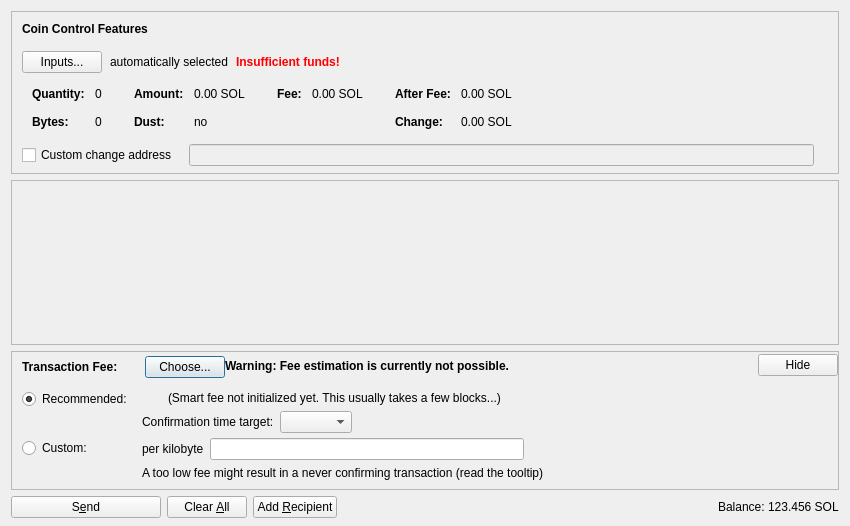
Old version of the form src/qt/forms/sendcoinsdialog.ui in the repository VSolidus/solidus.
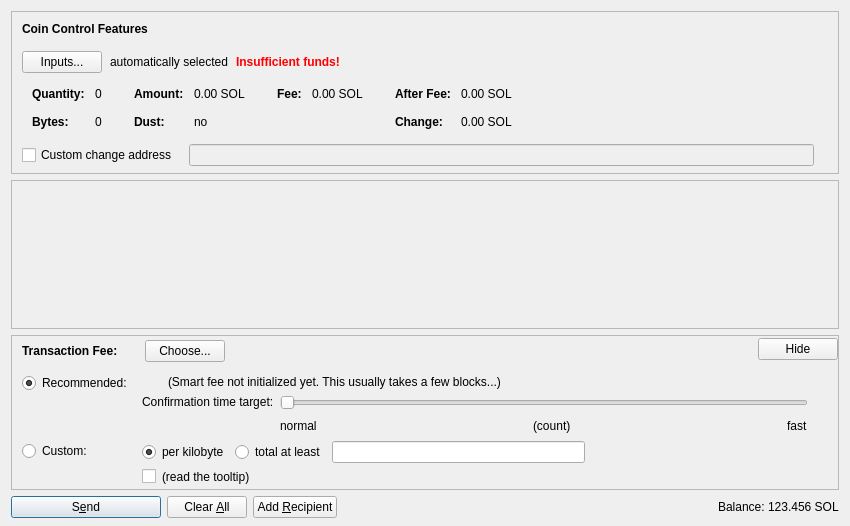
New version of the form. Icons and pictures are not drawn. Custom widgets are drawn as their Qt base class.

```diff
--- a/src/qt/forms/sendcoinsdialog.ui
+++ b/src/qt/forms/sendcoinsdialog.ui
@@ -759,33 +759,11 @@
             </item>
            </layout>
           </item>
-          <item>
-           <widget class="QLabel" name="fallbackFeeWarningLabel">
-            <property name="toolTip">
-             <string>Using the fallbackfee can result in sending a transaction that will take several hours or days (or never) to confirm. Consider choosing your fee manually or wait until you have validated the complete chain.</string>
-            </property>
-            <property name="font">
-            <font>
-                <weight>75</weight>
-                <bold>true</bold>
-            </font>
-            </property>
-            <property name="text">
-             <string>Warning: Fee estimation is currently not possible.</string>
-            </property>
-            <property name="wordWrap">
-             <bool>false</bool>
-            </property>
-           </widget>
-          </item>
           <item>
            <spacer name="horizontalSpacer_4">
             <property name="orientation">
              <enum>Qt::Horizontal</enum>
             </property>
-            <property name="sizeType">
-             <enum>QSizePolicy::MinimumExpanding</enum>
-            </property>
             <property name="sizeHint" stdset="0">
              <size>
               <width>40</width>
@@ -846,7 +824,7 @@
                <item>
                 <layout class="QHBoxLayout" name="horizontalLayoutFee13">
                  <item>
-                  <widget class="QLabel" name="labelCustomPerKilobyte">
+                  <widget class="QRadioButton" name="radioCustomPerKilobyte">
                    <property name="toolTip">
                     <string>Specify a custom fee per kB (1,000 bytes) of the transaction's virtual size.
 
@@ -855,6 +833,25 @@
                    <property name="text">
                     <string>per kilobyte</string>
                    </property>
+                   <property name="checked">
+                    <bool>true</bool>
+                   </property>
+                   <attribute name="buttonGroup">
+                    <string notr="true">groupCustomFee</string>
+                   </attribute>
+                  </widget>
+                 </item>
+                 <item>
+                  <widget class="QRadioButton" name="radioCustomAtLeast">
+                   <property name="toolTip">
+                    <string>If the custom fee is set to 1000 satoshis and the transaction is only 250 bytes, then &quot;per kilobyte&quot; only pays 250 satoshis in fee, while &quot;total at least&quot; pays 1000 satoshis. For transactions bigger than a kilobyte both pay by kilobyte.</string>
+                   </property>
+                   <property name="text">
+                    <string>total at least</string>
+                   </property>
+                   <attribute name="buttonGroup">
+                    <string notr="true">groupCustomFee</string>
+                   </attribute>
                   </widget>
                  </item>
                  <item>
@@ -878,7 +875,17 @@
                <item>
                 <layout class="QHBoxLayout" name="horizontalLayoutFee8">
                  <item>
-                  <widget class="QLabel" name="labelCustomFeeWarning">
+                  <widget class="QCheckBox" name="checkBoxMinimumFee">
+                   <property name="toolTip">
+                    <string>Paying only the minimum fee is just fine as long as there is less transaction volume than space in the blocks. But be aware that this can end up in a never confirming transaction once there is more demand for solidus transactions than the network can process.</string>
+                   </property>
+                   <property name="text">
+                    <string/>
+                   </property>
+                  </widget>
+                 </item>
+                 <item>
+                  <widget class="QLabel" name="labelMinFeeWarning">
                    <property name="enabled">
                     <bool>true</bool>
                    </property>
@@ -886,7 +893,10 @@
                     <string>When there is less transaction volume than space in the blocks, miners as well as relaying nodes may enforce a minimum fee. Paying only this minimum fee is just fine, but be aware that this can result in a never confirming transaction once there is more demand for solidus transactions than the network can process.</string>
                    </property>
                    <property name="text">
-                    <string>A too low fee might result in a never confirming transaction (read the tooltip)</string>
+                    <string>(read the tooltip)</string>
+                   </property>
+                   <property name="margin">
+                    <number>5</number>
                    </property>
                   </widget>
                  </item>
@@ -979,6 +989,9 @@
                    <property name="text">
                     <string/>
                    </property>
+                   <property name="margin">
+                    <number>2</number>
+                   </property>
                   </widget>
                  </item>
                  <item>
@@ -993,6 +1006,9 @@
                    <property name="text">
                     <string>(Smart fee not initialized yet. This usually takes a few blocks...)</string>
                    </property>
+                   <property name="margin">
+                    <number>2</number>
+                   </property>
                   </widget>
                  </item>
                  <item>
@@ -1019,8 +1035,24 @@
                      <property name="text">
                       <string>Confirmation time target:</string>
                      </property>
+                     <property name="margin">
+                      <number>2</number>
+                     </property>
                     </widget>
                    </item>
+                   <item>
+                    <spacer name="verticalSpacer_3">
+                     <property name="orientation">
+                      <enum>Qt::Vertical</enum>
+                     </property>
+                     <property name="sizeHint" stdset="0">
+                      <size>
+                       <width>1</width>
+                       <height>1</height>
+                      </size>
+                     </property>
+                    </spacer>
+                   </item>
                   </layout>
                  </item>
                  <item>
@@ -1029,15 +1061,44 @@
                     <number>30</number>
                    </property>
                    <item>
-                    <layout class="QHBoxLayout" name="horizontalLayoutConfTarget">
-                     <property name="bottomMargin">
+                    <widget class="QSlider" name="sliderSmartFee">
+                     <property name="minimum">
                       <number>0</number>
                      </property>
+                     <property name="maximum">
+                      <number>23</number>
+                     </property>
+                     <property name="pageStep">
+                      <number>1</number>
+                     </property>
+                     <property name="value">
+                      <number>0</number>
+                     </property>
+                     <property name="orientation">
+                      <enum>Qt::Horizontal</enum>
+                     </property>
+                     <property name="invertedAppearance">
+                      <bool>false</bool>
+                     </property>
+                     <property name="invertedControls">
+                      <bool>false</bool>
+                     </property>
+                     <property name="tickPosition">
+                      <enum>QSlider::NoTicks</enum>
+                     </property>
+                    </widget>
+                   </item>
+                   <item>
+                    <layout class="QHBoxLayout" name="horizontalLayoutFee10">
                      <item>
-                      <widget class="QComboBox" name="confTargetSelector"/>
+                      <widget class="QLabel" name="labelSmartFeeNormal">
+                       <property name="text">
+                        <string>normal</string>
+                       </property>
+                      </widget>
                      </item>
                      <item>
-                      <spacer name="horizontalSpacerConfTarget">
+                      <spacer name="horizontalSpacer_7">
                        <property name="orientation">
                         <enum>Qt::Horizontal</enum>
                        </property>
@@ -1049,6 +1110,33 @@
                        </property>
                       </spacer>
                      </item>
+                     <item>
+                      <widget class="QLabel" name="confirmationTargetLabel">
+                       <property name="text">
+                        <string notr="true">(count)</string>
+                       </property>
+                      </widget>
+                     </item>
+                     <item>
+                      <spacer name="horizontalSpacer_3">
+                       <property name="orientation">
+                        <enum>Qt::Horizontal</enum>
+                       </property>
+                       <property name="sizeHint" stdset="0">
+                        <size>
+                         <width>40</width>
+                         <height>20</height>
+                        </size>
+                       </property>
+                      </spacer>
+                     </item>
+                     <item>
+                      <widget class="QLabel" name="labelSmartFeeFast">
+                       <property name="text">
+                        <string>fast</string>
+                       </property>
+                      </widget>
+                     </item>
                     </layout>
                    </item>
                   </layout>
@@ -1082,8 +1170,8 @@
           </property>
           <property name="sizeHint" stdset="0">
            <size>
-            <width>40</width>
-            <height>5</height>
+            <width>800</width>
+            <height>1</height>
            </size>
           </property>
          </spacer>
@@ -1117,7 +1205,7 @@
         <bool>false</bool>
        </property>
        <property name="default">
-        <bool>false</bool>
+        <bool>true</bool>
        </property>
       </widget>
      </item>
```
Left out of the diff: 11 changed lines with no effect on the pictures.
